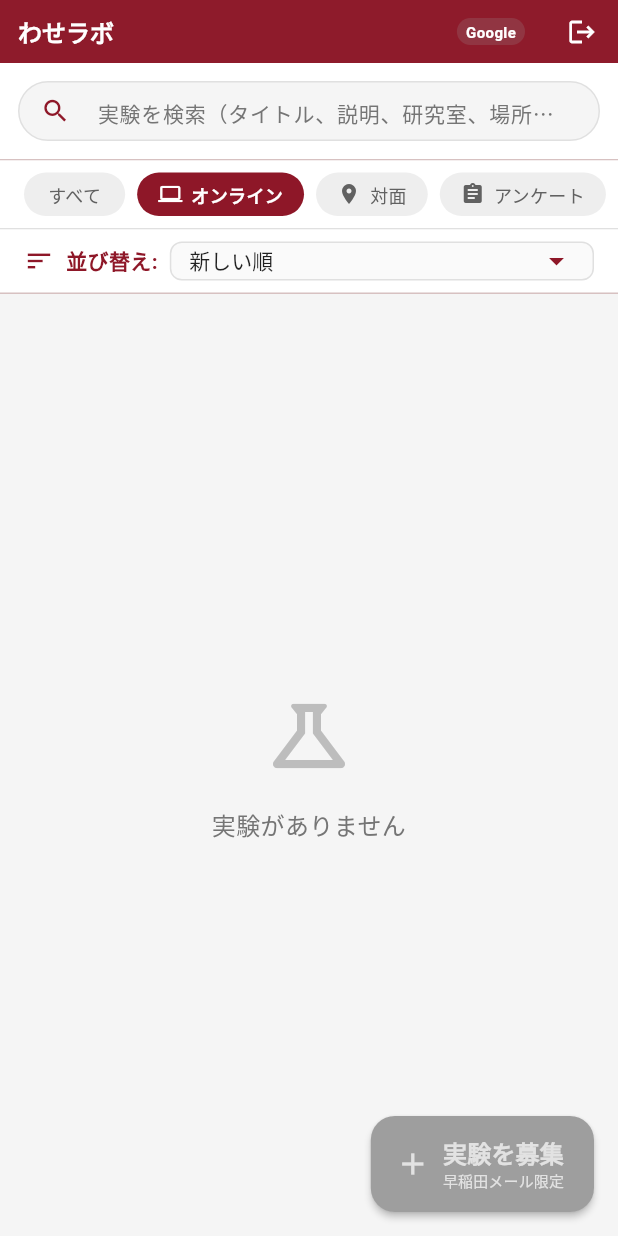
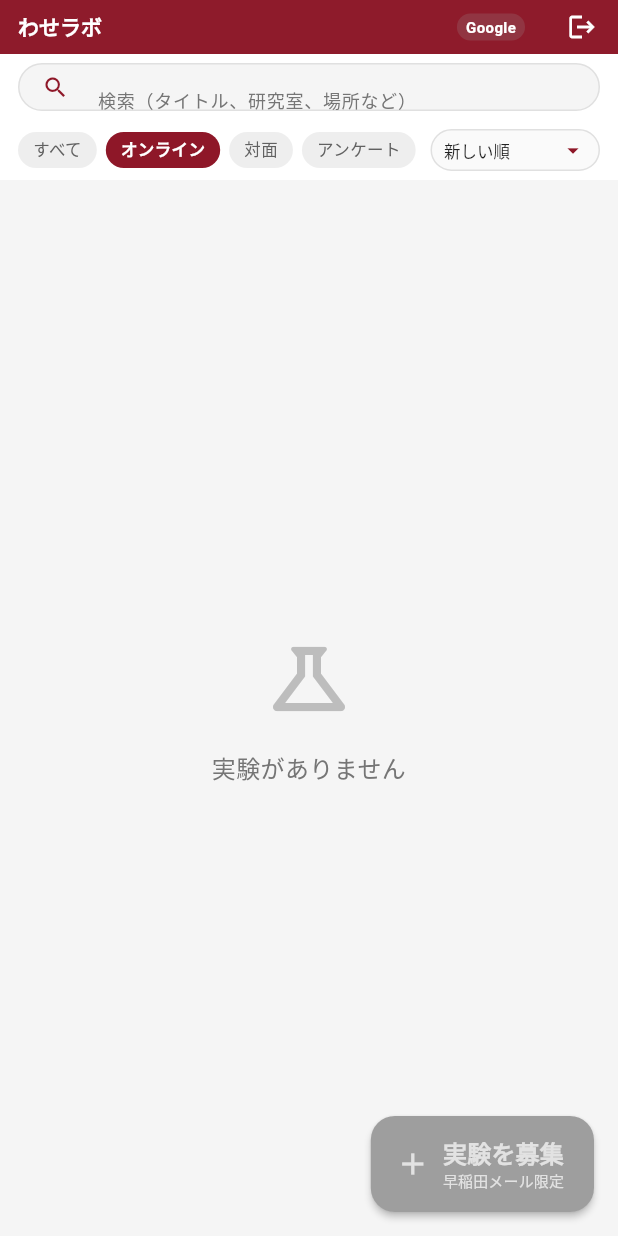
Before and after one commit to Miyamoto-yudai/waselab, a Flutter app: the screen it shows once a user with an empty profile is signed in, after a tap on "オンライン", on a phone screen of 412 x 824 dp. Run offline on Flutter 3.47's test engine with Material 3 defaults, Android fonts, the phone set to English and light mode, and no system bars; our stand-ins replace cloud_firestore, firebase_auth, firebase_core, google_sign_in; accounts and stored records are empty; network calls fail.

Commit message:
Update UI components: refine home screen layout and filter bar

```diff
--- a/lib/widgets/home_screen_base.dart
+++ b/lib/widgets/home_screen_base.dart
@@ -1,7 +1,6 @@
 import 'package:flutter/material.dart';
 import '../models/experiment.dart';
 import '../widgets/experiment_card.dart';
-import '../widgets/type_filter_bar.dart';
 
 /// ホーム画面の共通ベースウィジェット
 class HomeScreenBase extends StatefulWidget {
@@ -114,11 +113,32 @@ class _HomeScreenBaseState extends State<HomeScreenBase> {
     super.dispose();
   }
 
+  Widget _buildCompactFilterChip(String label, bool isSelected, VoidCallback onTap) {
+    return GestureDetector(
+      onTap: onTap,
+      child: Container(
+        padding: const EdgeInsets.symmetric(horizontal: 10, vertical: 4),
+        decoration: BoxDecoration(
+          color: isSelected ? const Color(0xFF8E1728) : Colors.grey.shade200,
+          borderRadius: BorderRadius.circular(12),
+        ),
+        child: Text(
+          label,
+          style: TextStyle(
+            fontSize: 11,
+            fontWeight: isSelected ? FontWeight.bold : FontWeight.normal,
+            color: isSelected ? Colors.white : Colors.grey.shade700,
+          ),
+        ),
+      ),
+    );
+  }
+
   @override
   Widget build(BuildContext context) {
     return Scaffold(
       appBar: AppBar(
-        toolbarHeight: 42, // アプリバーの高さをさらに細くする
+        toolbarHeight: 36, // アプリバーの高さをさらに細くする
         titleSpacing: 0, // タイトルを完全に左寄せ
         centerTitle: false, // タイトルを左寄せに配置
         title: Padding(
@@ -126,7 +146,7 @@ class _HomeScreenBaseState extends State<HomeScreenBase> {
           child: Text(
             widget.title,
             style: const TextStyle(
-              fontSize: 16,
+              fontSize: 14,
               fontWeight: FontWeight.bold,
             ),
           ),
@@ -250,15 +270,15 @@ class _HomeScreenBaseState extends State<HomeScreenBase> {
               // 検索バー
               Container(
                 color: Colors.white,
-                padding: const EdgeInsets.all(12),
+                padding: const EdgeInsets.symmetric(horizontal: 12, vertical: 6),
                 child: Row(
                   children: [
                     Expanded(
                       child: Container(
-                        height: 40,
+                        height: 32,
                         decoration: BoxDecoration(
                           color: Colors.grey.shade100,
-                          borderRadius: BorderRadius.circular(20),
+                          borderRadius: BorderRadius.circular(16),
                           border: Border.all(color: Colors.grey.shade300),
                         ),
                         child: TextField(
@@ -269,21 +289,21 @@ class _HomeScreenBaseState extends State<HomeScreenBase> {
                             });
                           },
                           decoration: InputDecoration(
-                            hintText: '実験を検索（タイトル、説明、研究室、場所、報酬額）',
+                            hintText: '検索（タイトル、研究室、場所など）',
                             hintStyle: TextStyle(
-                              fontSize: 14,
+                              fontSize: 12,
                               color: Colors.grey.shade600,
                             ),
                             prefixIcon: const Icon(
                               Icons.search,
-                              size: 20,
+                              size: 18,
                               color: Color(0xFF8E1728),
                             ),
                             suffixIcon: _searchQuery.isNotEmpty
                                 ? IconButton(
                                     icon: Icon(
                                       Icons.clear,
-                                      size: 18,
+                                      size: 16,
                                       color: Colors.grey.shade600,
                                     ),
                                     onPressed: () {
@@ -296,30 +316,30 @@ class _HomeScreenBaseState extends State<HomeScreenBase> {
                                 : null,
                             border: InputBorder.none,
                             contentPadding: const EdgeInsets.symmetric(
-                              horizontal: 16,
-                              vertical: 10,
+                              horizontal: 12,
+                              vertical: 6,
                             ),
                           ),
-                          style: const TextStyle(fontSize: 14),
+                          style: const TextStyle(fontSize: 12),
                         ),
                       ),
                     ),
                     if (_searchQuery.isNotEmpty) ...[
-                      const SizedBox(width: 8),
+                      const SizedBox(width: 6),
                       Container(
                         padding: const EdgeInsets.symmetric(
-                          horizontal: 12,
-                          vertical: 6,
+                          horizontal: 8,
+                          vertical: 4,
                         ),
                         decoration: BoxDecoration(
                           color: const Color(0xFF8E1728),
-                          borderRadius: BorderRadius.circular(16),
+                          borderRadius: BorderRadius.circular(12),
                         ),
                         child: Text(
                           '${filteredExperiments.length}件',
                           style: const TextStyle(
                             color: Colors.white,
-                            fontSize: 12,
+                            fontSize: 11,
                             fontWeight: FontWeight.bold,
                           ),
                         ),
@@ -328,37 +348,45 @@ class _HomeScreenBaseState extends State<HomeScreenBase> {
                   ],
                 ),
               ),
-              const Divider(height: 1, thickness: 1),
-              TypeFilterBar(
-                selectedType: _selectedType,
-                onTypeSelected: (type) {
-                  setState(() {
-                    _selectedType = type;
-                  });
-                },
-              ),
-              // ソート選択ドロップダウン
+              // タイプフィルターとソートを同じ行に配置
               Container(
                 color: Colors.white,
-                padding: const EdgeInsets.symmetric(horizontal: 16, vertical: 8),
+                padding: const EdgeInsets.symmetric(horizontal: 12, vertical: 6),
                 child: Row(
                   children: [
-                    const Icon(Icons.sort, size: 20, color: Color(0xFF8E1728)),
-                    const SizedBox(width: 8),
-                    const Text(
-                      '並び替え:',
-                      style: TextStyle(
-                        fontSize: 14,
-                        fontWeight: FontWeight.bold,
-                        color: Color(0xFF8E1728),
+                    // タイプフィルター（コンパクト版）
+                    Expanded(
+                      child: SingleChildScrollView(
+                        scrollDirection: Axis.horizontal,
+                        child: Row(
+                          children: [
+                            _buildCompactFilterChip('すべて', _selectedType == null, () {
+                              setState(() {
+                                _selectedType = null;
+                              });
+                            }),
+                            const SizedBox(width: 6),
+                            ...ExperimentType.values.map((type) {
+                              return Padding(
+                                padding: const EdgeInsets.only(right: 6),
+                                child: _buildCompactFilterChip(type.label, _selectedType == type, () {
+                                  setState(() {
+                                    _selectedType = _selectedType == type ? null : type;
+                                  });
+                                }),
+                              );
+                            }),
+                          ],
+                        ),
                       ),
                     ),
                     const SizedBox(width: 8),
-                    Expanded(
-                      child: Container(
-                        padding: const EdgeInsets.symmetric(horizontal: 12),
+                    // ソート選択（コンパクト版）
+                    Container(
+                      padding: const EdgeInsets.symmetric(horizontal: 8),
+                      height: 28,
                       decoration: BoxDecoration(
-                          borderRadius: BorderRadius.circular(8),
+                        borderRadius: BorderRadius.circular(14),
                         border: Border.all(color: Colors.grey.shade300),
                         color: Colors.grey.shade50,
                       ),
@@ -366,10 +394,9 @@ class _HomeScreenBaseState extends State<HomeScreenBase> {
                         child: DropdownButton<SortOption>(
                           value: _sortOption,
                           isDense: true,
-                            isExpanded: true,
-                            icon: const Icon(Icons.arrow_drop_down, color: Color(0xFF8E1728)),
+                          icon: const Icon(Icons.arrow_drop_down, size: 18, color: Color(0xFF8E1728)),
                           style: const TextStyle(
-                              fontSize: 14,
+                            fontSize: 11,
                             color: Colors.black87,
                           ),
                           onChanged: (SortOption? newValue) {
@@ -382,17 +409,15 @@ class _HomeScreenBaseState extends State<HomeScreenBase> {
                           items: SortOption.values.map<DropdownMenuItem<SortOption>>((SortOption value) {
                             return DropdownMenuItem<SortOption>(
                               value: value,
-                                child: Text(value.label),
+                              child: Text(value.label, style: const TextStyle(fontSize: 11)),
                             );
                           }).toList(),
-                          ),
                         ),
                       ),
                     ),
                   ],
                 ),
               ),
-              const Divider(height: 1, thickness: 1),
             ],
           ),
 
--- a/lib/widgets/type_filter_bar.dart
+++ b/lib/widgets/type_filter_bar.dart
@@ -40,7 +40,7 @@ class TypeFilterBar extends StatelessWidget {
       child: SingleChildScrollView(
         scrollDirection: Axis.horizontal,
         child: Container(
-          padding: const EdgeInsets.symmetric(vertical: 8, horizontal: 16),
+          padding: const EdgeInsets.symmetric(vertical: 6, horizontal: 12),
           constraints: BoxConstraints(
             minWidth: MediaQuery.of(context).size.width, // 最小幅を画面幅に設定
           ),
```
Lines whose indentation alone changed are shown as unchanged.
